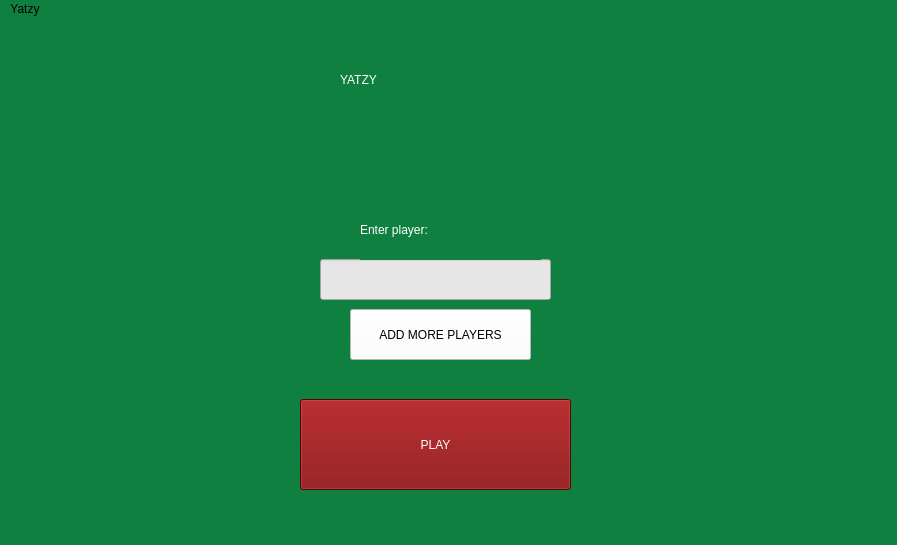
Above: Yatzy_front_v2/startwindow.ui from alten-linkoping/yatzy-2019 before the change. Below: the same form after it.
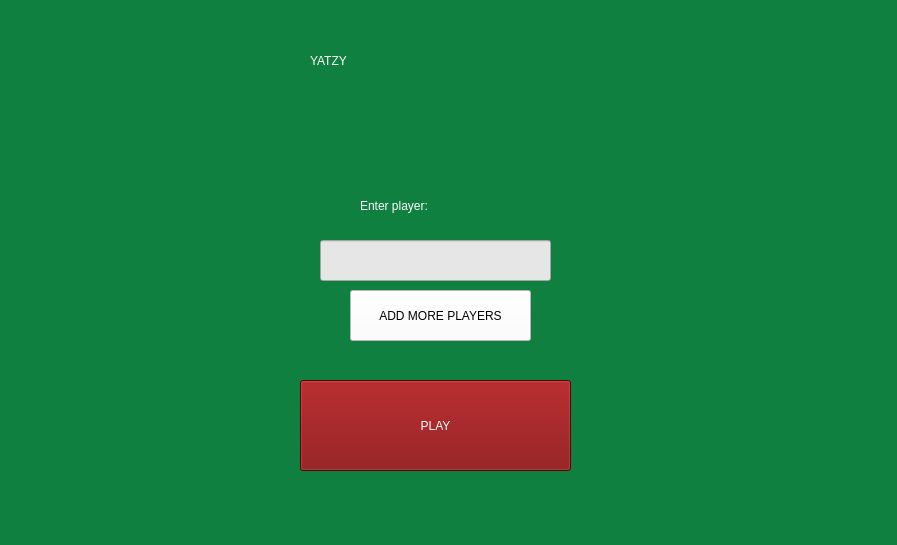
That is the form after the change.

```diff
--- a/Yatzy_front_v2/startwindow.ui
+++ b/Yatzy_front_v2/startwindow.ui
@@ -70,9 +70,9 @@
    <widget class="QLabel" name="label">
     <property name="geometry">
      <rect>
-      <x>340</x>
+      <x>310</x>
       <y>0</y>
-      <width>241</width>
+      <width>331</width>
       <height>121</height>
      </rect>
     </property>
@@ -90,7 +90,7 @@
       <x>360</x>
       <y>180</y>
       <width>181</width>
-      <height>61</height>
+      <height>51</height>
      </rect>
     </property>
     <property name="styleSheet">
@@ -111,12 +111,6 @@
      <height>22</height>
     </rect>
    </property>
-   <widget class="QMenu" name="menuYatzy">
-    <property name="title">
-     <string>Yatzy</string>
-    </property>
-   </widget>
-   <addaction name="menuYatzy"/>
   </widget>
   <widget class="QStatusBar" name="statusbar"/>
  </widget>
```
